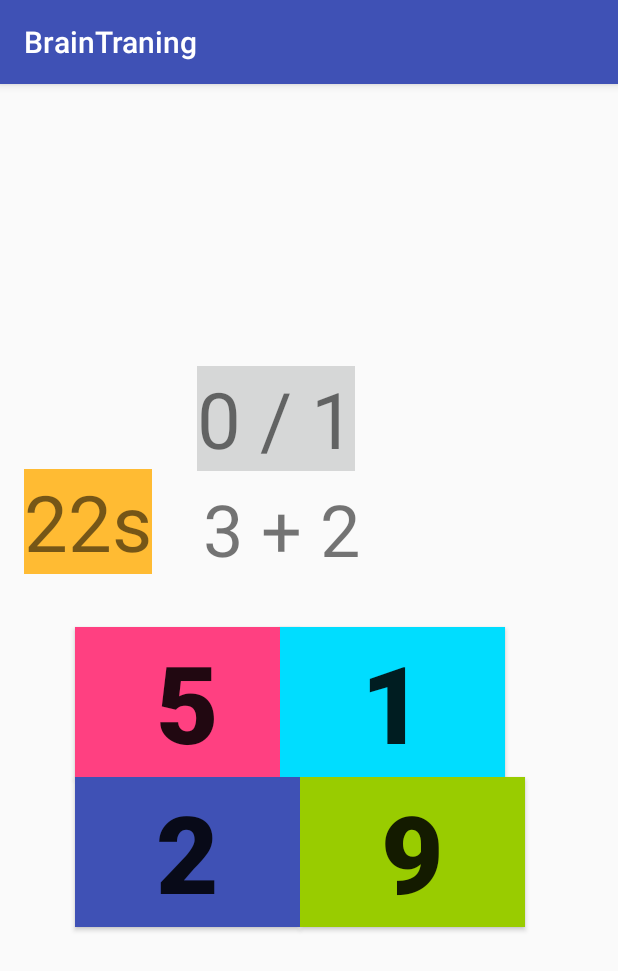
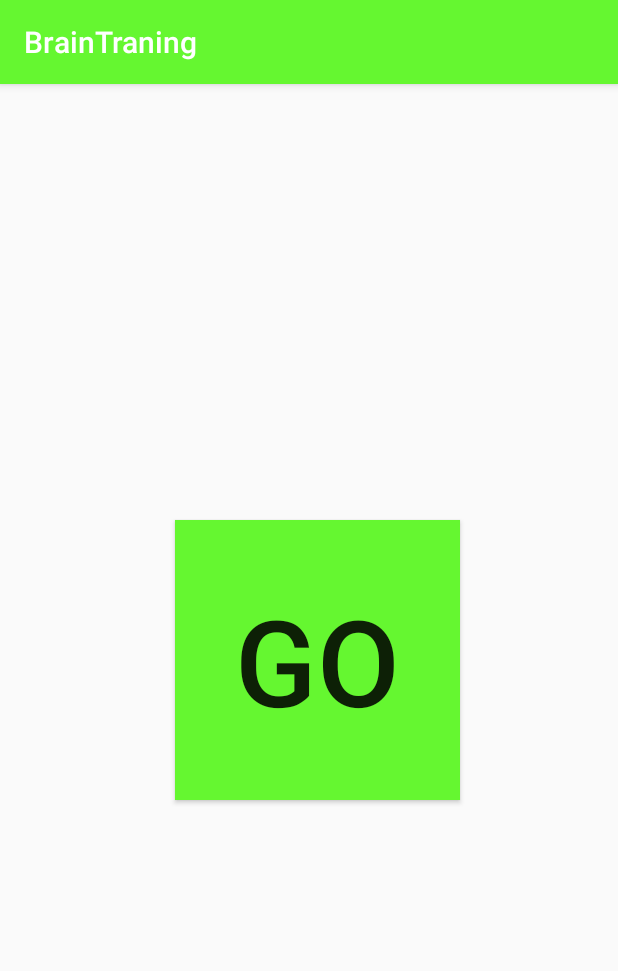
Before and after one commit to evilevil188/BrainTraning, an Android app: the screen it shows after launch (MainActivity), on a phone screen of 412 x 824 dp. Shown: the top 971 px of the screen. Run offline under Robolectric (Android 15) with nearby library versions, the phone set to English and light mode, and no system bars.

Commit message:
1 上傳第2版本的大腦 2 增加啟動按鍵 3 使用GridLayout做按鍵

```diff
--- a/app/src/main/res/layout/activity_main.xml
+++ b/app/src/main/res/layout/activity_main.xml
@@ -4,115 +4,184 @@
     xmlns:tools="http://schemas.android.com/tools"
     android:layout_width="match_parent"
     android:layout_height="match_parent"
-    tools:context="com.demoapp.keane.braintraning.MainActivity">
+    tools:context="com.demoapp.keane.braintraning.MainActivity"
+    tools:layout_editor_absoluteY="81dp"
+    tools:layout_editor_absoluteX="0dp">
+
+
+    <RelativeLayout
+        android:layout_width="344dp"
+        android:layout_height="0dp"
+        android:layout_marginLeft="40dp"
+        android:elevation="1dp"
+        android:onClick="start"
+        app:layout_constraintBottom_toBottomOf="parent"
+        app:layout_constraintLeft_toLeftOf="parent"
+        app:layout_constraintTop_toTopOf="parent"
+        app:layout_constraintVertical_bias="1.0"
+        android:layout_marginStart="40dp">
+
+        <Button
+            android:id="@+id/myStrartButton"
+            android:layout_width="wrap_content"
+            android:layout_height="wrap_content"
+            android:layout_centerHorizontal="true"
+            android:layout_centerVertical="true"
+            android:layout_marginBottom="135dp"
+            android:background="@color/colorPrimary"
+            android:onClick="start"
+            android:padding="40dp"
+            android:text="Go"
+            android:textSize="80sp"
+            android:visibility="visible" />
+
+        <RelativeLayout
+            android:id="@+id/gameRelativeLayout"
+            android:layout_width="match_parent"
+
+            android:layout_height="match_parent"
+            android:visibility="invisible"
+            android:layout_alignParentTop="true"
+            android:layout_alignParentLeft="true"
+            android:layout_alignParentStart="true">
 
             <TextView
-        android:id="@+id/myResult"
-        android:layout_width="190dp"
-        android:layout_height="80dp"
-        android:layout_marginBottom="34dp"
-        android:layout_marginLeft="8dp"
-        android:layout_marginRight="8dp"
-        android:text="Worng"
-        android:textSize="60sp"
-        app:layout_constraintBottom_toBottomOf="parent"
-        app:layout_constraintHorizontal_bias="0.415"
-        app:layout_constraintLeft_toLeftOf="parent"
-        app:layout_constraintRight_toRightOf="parent" />
+                android:id="@+id/sumTextView"
+                android:layout_width="wrap_content"
+                android:layout_height="wrap_content"
+                android:layout_marginLeft="14dp"
+                android:layout_marginStart="14dp"
+                android:padding="15dp"
+                android:text="31 + 12"
+                android:textColor="@android:color/background_dark"
+                android:textSize="25sp"
+                android:layout_alignParentTop="true"
+                android:layout_centerHorizontal="true"/>
+
+            <GridLayout
+                android:id="@+id/myGridLayout"
+                android:layout_width="match_parent"
+                android:layout_height="wrap_content"
+                android:layout_alignParentLeft="true"
+                android:layout_alignParentStart="true"
+                android:layout_below="@+id/sumTextView">
 
                 <Button
-        android:id="@+id/myAns1button"
-        android:layout_width="150dp"
-        android:layout_height="100dp"
-        android:layout_marginBottom="0dp"
-        android:layout_marginLeft="50dp"
-        android:background="@color/colorAccent"
-        android:onClick="sendAns1"
-        android:text="5"
-        android:textSize="72sp"
-        android:textStyle="bold"
-        app:layout_constraintBottom_toTopOf="@+id/myAns2button"
-        app:layout_constraintLeft_toLeftOf="parent" />
+                    android:id="@+id/button0"
+                    android:layout_width="wrap_content"
+                    android:layout_height="wrap_content"
+                    android:layout_column="0"
+                    android:layout_columnWeight="1"
+                    android:layout_gravity="fill"
+                    android:layout_row="0"
+                    android:layout_rowWeight="1"
+                    android:background="@android:color/holo_blue_bright"
+                    android:onClick="chooseAnswer"
+                    android:tag="0"
+                    android:text="0"
+                    android:textSize="80sp" />
 
                 <Button
-        android:id="@+id/myAns3button"
-        android:layout_width="150dp"
-        android:layout_height="100dp"
-        android:layout_marginBottom="0dp"
-        android:layout_marginLeft="-13dp"
-        android:background="@android:color/holo_blue_bright"
-        android:onClick="sendAns3"
-        android:text="1"
-        android:textSize="72sp"
-        android:textStyle="bold"
-        app:layout_constraintBottom_toTopOf="@+id/myAns4button"
-        app:layout_constraintLeft_toRightOf="@+id/myAns1button" />
+                    android:id="@+id/button1"
+                    android:layout_width="wrap_content"
+                    android:layout_height="wrap_content"
+                    android:layout_column="0"
+                    android:layout_columnWeight="1"
+                    android:layout_gravity="fill"
+                    android:layout_row="1"
+                    android:layout_rowWeight="1"
+                    android:background="@color/colorPrimary"
+                    android:onClick="chooseAnswer"
+                    android:tag="1"
+                    android:text="4"
+                    android:textSize="80sp" />
 
                 <Button
-        android:id="@+id/myAns2button"
-        android:layout_width="150dp"
-        android:layout_height="100dp"
-        android:layout_marginBottom="206dp"
-        android:layout_marginLeft="50dp"
-        android:background="@color/colorPrimary"
-        android:onClick="sendAns2"
-        android:text="2"
-        android:textSize="72sp"
-        android:textStyle="bold"
-        app:layout_constraintBottom_toBottomOf="parent"
-        app:layout_constraintLeft_toLeftOf="parent" />
+                    android:id="@+id/button2"
+                    android:layout_width="wrap_content"
+                    android:layout_height="wrap_content"
+                    android:layout_column="1"
+                    android:layout_columnWeight="1"
+                    android:layout_gravity="fill"
+                    android:layout_row="0"
+                    android:layout_rowWeight="1"
+                    android:background="@color/colorPrimaryDark"
+                    android:onClick="chooseAnswer"
+                    android:tag="2"
+                    android:text="6"
+                    android:textSize="80sp" />
 
                 <Button
-        android:id="@+id/myAns4button"
-        android:layout_width="150dp"
-        android:layout_height="100dp"
-        android:layout_marginBottom="206dp"
-        android:layout_marginLeft="0dp"
-        android:layout_marginRight="8dp"
-        android:background="@android:color/holo_green_light"
-        android:onClick="sendAns4"
-        android:text="9"
-        android:textSize="72sp"
-        android:textStyle="bold"
-        app:layout_constraintBottom_toBottomOf="parent"
-        app:layout_constraintHorizontal_bias="0.0"
-        app:layout_constraintLeft_toRightOf="@+id/myAns2button"
-        app:layout_constraintRight_toRightOf="parent" />
+                    android:id="@+id/button3"
+                    android:layout_width="wrap_content"
+                    android:layout_height="wrap_content"
+                    android:layout_column="1"
+                    android:layout_columnWeight="1"
+                    android:layout_gravity="fill"
+                    android:layout_row="1"
+                    android:layout_rowWeight="1"
+                    android:background="@color/colorAccent"
+                    android:onClick="chooseAnswer"
+                    android:tag="3"
+                    android:text="8"
+                    android:textSize="80sp" />
+
+            </GridLayout>
 
             <TextView
-        android:id="@+id/myTimer"
+                android:id="@+id/timerTextView"
                 android:layout_width="wrap_content"
                 android:layout_height="wrap_content"
-        android:layout_marginBottom="35dp"
-        android:layout_marginLeft="16dp"
-        android:background="@android:color/holo_orange_light"
-        android:text="TextView"
-        android:textSize="52sp"
-        app:layout_constraintBottom_toTopOf="@+id/myAns1button"
-        app:layout_constraintLeft_toLeftOf="parent"
-        tools:text="0s" />
+                android:allowUndo="true"
+                android:background="@color/colorPrimaryDark"
+                android:padding="10dp"
+                android:text="30s"
+                android:textSize="30sp"
+                android:layout_above="@+id/myGridLayout"
+                android:layout_alignParentLeft="true"
+                android:layout_alignParentStart="true" />
 
             <TextView
-        android:id="@+id/myQueention"
+                android:id="@+id/pointsTextView"
                 android:layout_width="wrap_content"
                 android:layout_height="wrap_content"
-        android:text="3 + 2 "
-        android:textSize="48sp"
-        android:layout_marginRight="160dp"
-        app:layout_constraintRight_toRightOf="parent"
-        android:layout_marginBottom="325dp"
-        app:layout_constraintBottom_toTopOf="@+id/myResult" />
+                android:layout_alignParentEnd="true"
+                android:layout_alignParentRight="true"
+                android:layout_alignTop="@+id/sumTextView"
+                android:layout_marginEnd="14dp"
+                android:layout_marginRight="14dp"
+                android:background="@android:color/darker_gray"
+                android:padding="10dp"
+                android:text="0 / 0"
+                android:textSize="30sp" />
 
             <TextView
-        android:id="@+id/mySource"
+                android:id="@+id/resultTextView"
                 android:layout_width="wrap_content"
                 android:layout_height="wrap_content"
-        android:background="?attr/colorButtonNormal"
-        android:text="0 / 1"
-        android:textSize="52sp"
-        android:layout_marginRight="175dp"
+                android:text="TextView"
+                android:textSize="40sp"
+                android:layout_marginTop="50dp"
+                android:layout_below="@+id/myGridLayout"
+                android:layout_centerHorizontal="true"
+                android:layout_marginRight="7dp"
+                android:layout_marginEnd="7dp" />
+<!--android:layout_centerHorizontal="true" 水平置中很好用-->
+            <Button
+                android:id="@+id/playAgainButton"
+                android:layout_width="wrap_content"
+                android:layout_height="wrap_content"
+                android:onClick="playAgain"
+                android:text="play Again"
+                android:textSize="30sp"
+                app:layout_constraintHorizontal_bias="0.505"
+                app:layout_constraintLeft_toLeftOf="parent"
                 app:layout_constraintRight_toRightOf="parent"
-        app:layout_constraintBottom_toBottomOf="parent"
-        android:layout_marginBottom="510dp" />
-
+                app:layout_constraintTop_toTopOf="parent"
+                android:layout_marginTop="34dp"
+                android:layout_below="@+id/resultTextView"
+                android:layout_toRightOf="@+id/timerTextView"
+                android:layout_toEndOf="@+id/timerTextView" />
+        </RelativeLayout>
+    </RelativeLayout>
 </android.support.constraint.ConstraintLayout>
--- a/app/src/main/res/values/colors.xml
+++ b/app/src/main/res/values/colors.xml
@@ -1,6 +1,6 @@
 <?xml version="1.0" encoding="utf-8"?>
 <resources>
-    <color name="colorPrimary">#3f51b5</color>
+    <color name="colorPrimary">#65f730</color>
     <color name="colorPrimaryDark">#f5ff3b</color>
-    <color name="colorAccent">#ff4081</color>
+    <color name="colorAccent">#d020e0</color>
 </resources>
```
Also changed, not shown: app/src/main/java/com/demoapp/keane/braintraning/MainActivity.java (+153 -176 lines). Lines whose indentation alone changed are shown as unchanged.
